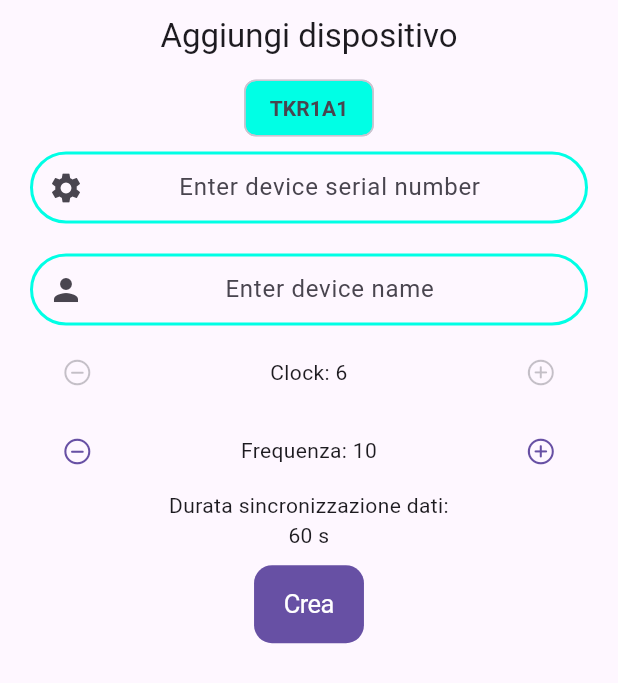
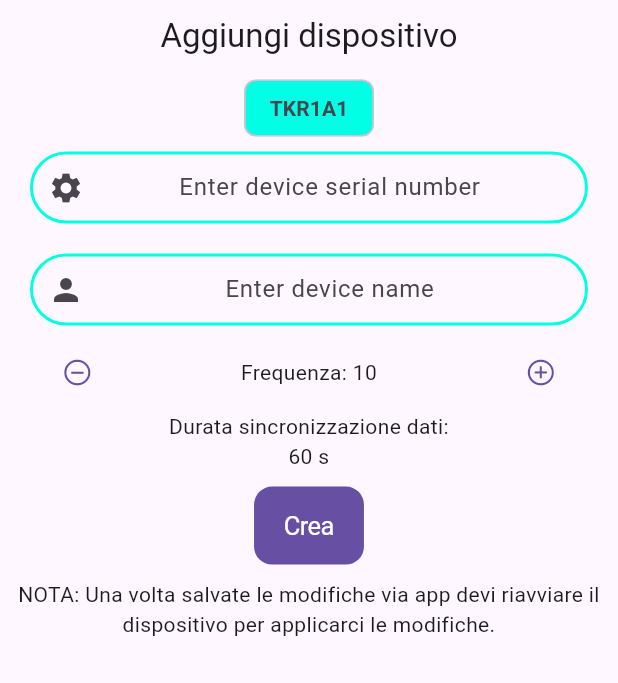
Before and after one commit to kekko7072/TogetherCampions, a Flutter app: the AddEditDevice widget shown alone on an empty page, opened directly with empty values, on a phone screen of 412 x 824 dp. Shown: the top 683 px of the screen. Run offline on Flutter 3.47's test engine with Material 2 defaults, Android fonts, the phone set to English and light mode, and no system bars; our stand-ins replace cloud_firestore, cloud_functions, firebase_auth, firebase_core, firebase_crashlytics, firebase_messaging and 5 more; missing offline and left inert: battery_indicator, firebase_app_check, graphic; accounts and stored records are empty.

Commit message:
Aggiornato il sistema di inizzializzazione dei dispositivi, ora è il device ad iniziallizarsi se non è presente nel database. Migliroato il funzionamento della app nella parte di tracking e gestione del device.

```diff
--- a/app/lib/interfaces/widgets/add_edit_device.dart
+++ b/app/lib/interfaces/widgets/add_edit_device.dart
@@ -104,37 +104,6 @@ class _AddEditDeviceState extends State<AddEditDevice> {
                           icon: Icons.person, hintText: 'Enter device name'),
                     ),
                   ),
-                  if (!widget.isEdit) ...[
-                    Row(
-                      children: [
-                        Expanded(
-                          flex: 1,
-                          child: CupertinoButton(
-                            onPressed: clock == kClockMin
-                                ? null
-                                : () => setState(() => --clock),
-                            child: const Icon(CupertinoIcons.minus_circle),
-                          ),
-                        ),
-                        Expanded(
-                          flex: 2,
-                          child: Text(
-                            'Clock: $clock',
-                            textAlign: TextAlign.center,
-                          ),
-                        ),
-                        Expanded(
-                          flex: 1,
-                          child: CupertinoButton(
-                            onPressed: clock == kClockMax
-                                ? null
-                                : () => setState(() => ++clock),
-                            child: const Icon(CupertinoIcons.add_circled),
-                          ),
-                        ),
-                      ],
-                    ),
-                  ],
                   Row(
                     children: [
                       Expanded(
@@ -178,17 +147,12 @@ class _AddEditDeviceState extends State<AddEditDevice> {
                       setState(() => showLoading = true);
 
                       await DatabaseDevice()
-                          .create(
-                              isEdit: widget.isEdit,
-                              device: Device(
+                          .register(
                         serialNumber: id.text,
-                                  modelNumber: model.text,
                         uid: widget.uid,
                         name: name.text,
-                                  clock: clock,
                         frequency: frequency,
-                                  mode: Mode.cloud,
-                                  software: Software(name: '', version: '')))
+                      )
                           .then((value) {
                         setState(() => showLoading = false);
                         Navigator.of(context).pop();
@@ -196,15 +160,13 @@ class _AddEditDeviceState extends State<AddEditDevice> {
                     },
                     child: Text(widget.isEdit ? 'Modifica' : 'Crea'),
                   ),
-                  if (widget.isEdit) ...[
                   const Padding(
                     padding: EdgeInsets.all(10),
                     child: Text(
-                        'NOTA: Una volta salvate le modifiche via app riavvia il dispositivo per finalizzare le modifiche.',
+                      'NOTA: Una volta salvate le modifiche via app devi riavviare il dispositivo per applicarci le modifiche.',
                       textAlign: TextAlign.center,
                     ),
                   ),
-                  ]
                 ],
               ),
             )
--- a/app/lib/models/device.dart
+++ b/app/lib/models/device.dart
@@ -8,6 +8,7 @@ class Device {
     required this.name,
     required this.clock,
     required this.frequency,
+    required this.sdCardAvailable,
     required this.mode,
     required this.software,
   });
@@ -18,6 +19,7 @@ class Device {
   final String name;
   final int clock;
   final int frequency;
+  final bool sdCardAvailable;
   final Mode mode;
   final Software software;
 }
```
Also changed, not shown: app/lib/interfaces/pages/track.dart (+49 -3 lines), app/lib/interfaces/widgets/card_device.dart (+29 -4 lines), app/lib/services/database_device.dart (+13 -8 lines), 3 other files. Lines whose indentation alone changed are shown as unchanged.
